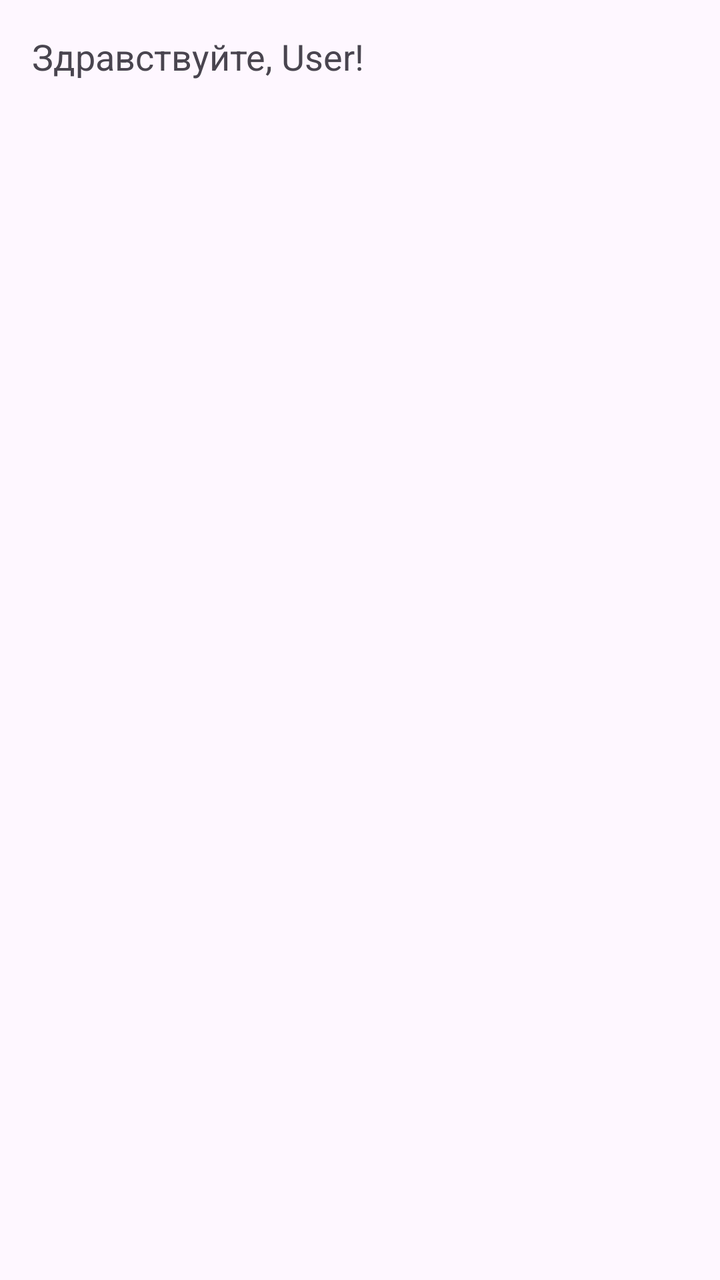
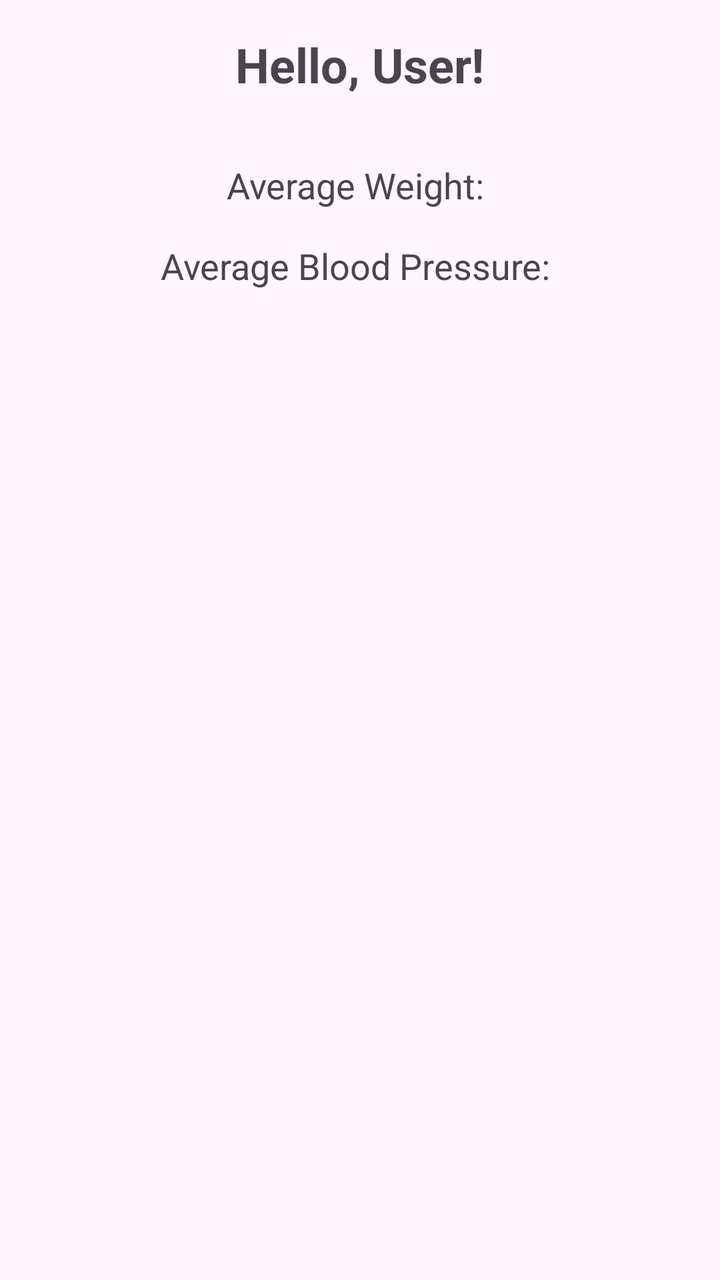

Before-and-after screenshots of an Android layout around one commit, followed by the original layout XML and the change that was made.
<!-- AndroidManifest.xml: application theme Theme.MHHP -->
<!-- res/layout/fragment_home.xml -->
<?xml version="1.0" encoding="utf-8"?>
<LinearLayout xmlns:android="http://schemas.android.com/apk/res/android"
    android:layout_width="match_parent"
    android:layout_height="match_parent"
    android:orientation="vertical"
    android:padding="16dp">

    <TextView
        android:id="@+id/greetingTextView"
        android:layout_width="wrap_content"
        android:layout_height="wrap_content"
        android:text="Здравствуйте, User!"
        android:textSize="18sp" />

    
</LinearLayout>
<!-- resources referenced by this layout -->
<resources>
  <style name="Theme.MHHP" parent="Base.Theme.MHHP" />
  <style name="Base.Theme.MHHP" parent="Theme.Material3.DayNight.NoActionBar">
          
          
          <item name="colorPrimary">@color/clown</item>
      </style>
  <color name="clown">#44944a</color>
</resources>

<!-- the commit's change to res/layout/fragment_home.xml (unified diff, before → after) -->
@@ -1,16 +1,37 @@
 <?xml version="1.0" encoding="utf-8"?>
-<LinearLayout xmlns:android="http://schemas.android.com/apk/res/android"
+<RelativeLayout xmlns:android="http://schemas.android.com/apk/res/android"
     android:layout_width="match_parent"
     android:layout_height="match_parent"
-    android:orientation="vertical"
     android:padding="16dp">
 
     <TextView
         android:id="@+id/greetingTextView"
         android:layout_width="wrap_content"
         android:layout_height="wrap_content"
-        android:text="Здравствуйте, User!"
-        android:textSize="18sp" />
+        android:text="Hello, User!"
+        android:textSize="24sp"
+        android:textStyle="bold"
+        android:layout_centerHorizontal="true"
+        android:layout_marginBottom="16dp"/>
 
-    
-</LinearLayout>
+    <TextView
+        android:id="@+id/averageWeightTextView"
+        android:layout_width="wrap_content"
+        android:layout_height="wrap_content"
+        android:text="Average Weight: "
+        android:textSize="18sp"
+        android:layout_below="@id/greetingTextView"
+        android:layout_centerHorizontal="true"
+        android:layout_marginTop="16dp"/>
+
+    <TextView
+        android:id="@+id/averageBloodPressureTextView"
+        android:layout_width="wrap_content"
+        android:layout_height="wrap_content"
+        android:text="Average Blood Pressure: "
+        android:textSize="18sp"
+        android:layout_below="@id/averageWeightTextView"
+        android:layout_centerHorizontal="true"
+        android:layout_marginTop="16dp"/>
+
+</RelativeLayout>
